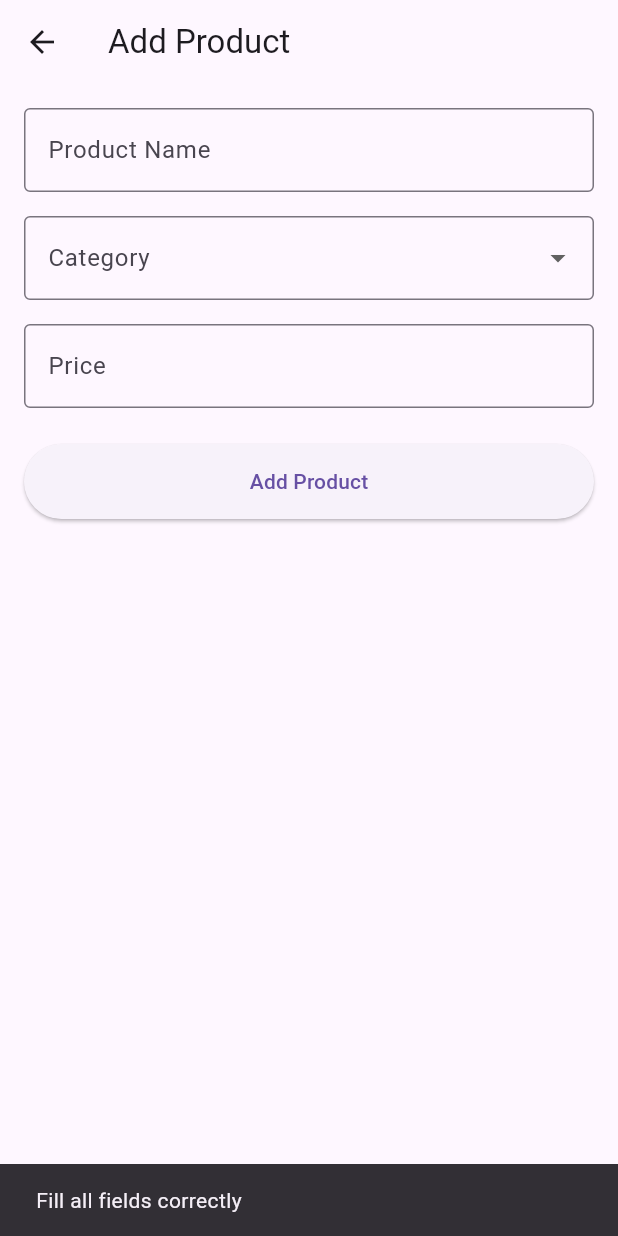
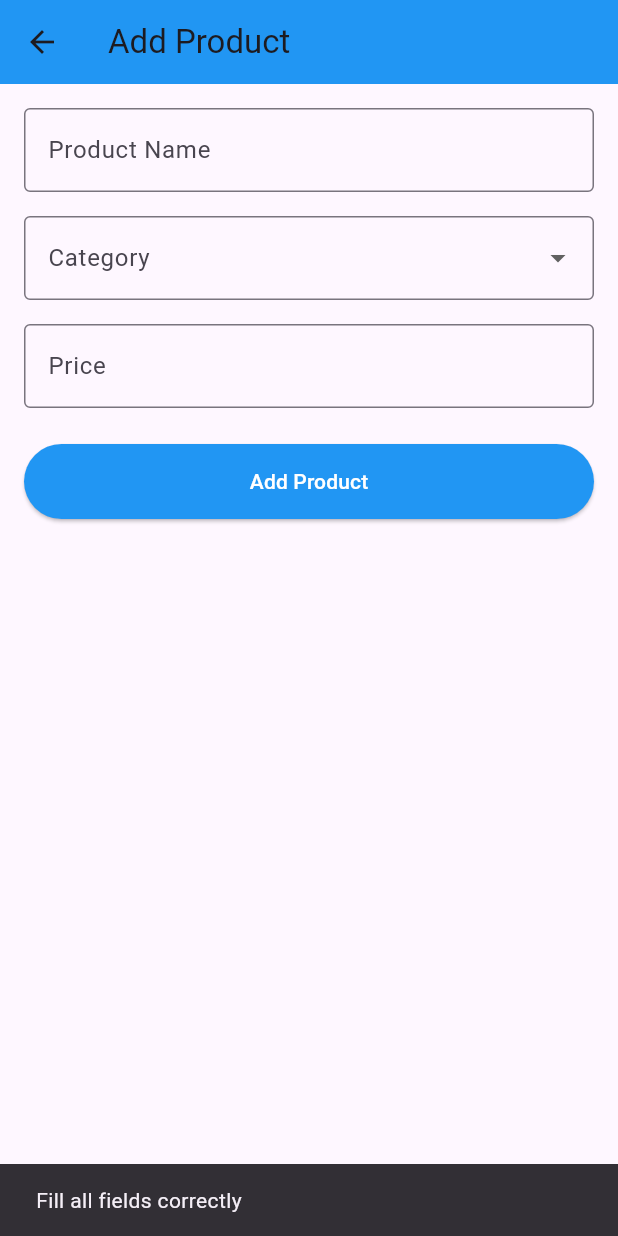
Before and after one commit to meerasiv/vending_app, a Flutter app: the AddProductPage screen opened directly, after a tap on "Add Product", on a phone screen of 412 x 824 dp. Run offline on Flutter 3.47's test engine with Material 3 defaults, Android fonts, the phone set to English and light mode, and no system bars; our stand-ins replace supabase_flutter; accounts and stored records are empty.

Commit message:
Update add_product_page.dart

```diff
--- a/lib/pages/add_product_page.dart
+++ b/lib/pages/add_product_page.dart
@@ -2,14 +2,13 @@ import 'package:flutter/material.dart';
 import 'package:supabase_flutter/supabase_flutter.dart';
 
 class AddProductPage extends StatefulWidget {
-  AddProductPage({super.key}); // ❗ NOT const
+  const AddProductPage({super.key});
 
   @override
   State<AddProductPage> createState() => _AddProductPageState();
 }
 
 class _AddProductPageState extends State<AddProductPage> {
-
   final supabase = Supabase.instance.client;
 
   final TextEditingController nameController = TextEditingController();
@@ -26,6 +25,7 @@ class _AddProductPageState extends State<AddProductPage> {
 
   bool isLoading = false;
 
+  // ================= ADD PRODUCT =================
   Future<void> addProduct() async {
     final name = nameController.text.trim();
     final price = double.tryParse(priceController.text.trim());
@@ -41,20 +41,22 @@ class _AddProductPageState extends State<AddProductPage> {
 
     try {
       await supabase.from('product').insert({
-        'name': name,
+        'product_name': name, // ✅ FIXED COLUMN
         'category': selectedCategory,
         'price': price,
       });
 
       ScaffoldMessenger.of(context).showSnackBar(
-        const SnackBar(content: Text("Product added")),
+        const SnackBar(content: Text("Product added successfully")),
       );
 
+      // Clear fields
       nameController.clear();
       priceController.clear();
       setState(() => selectedCategory = null);
 
     } catch (e) {
+      print("Add Product Error: $e"); // 🔍 debug
       ScaffoldMessenger.of(context).showSnackBar(
         SnackBar(content: Text("Error: $e")),
       );
@@ -63,16 +65,20 @@ class _AddProductPageState extends State<AddProductPage> {
     setState(() => isLoading = false);
   }
 
+  // ================= UI =================
   @override
   Widget build(BuildContext context) {
     return Scaffold(
-      appBar: AppBar(title: const Text("Add Product")),
+      appBar: AppBar(
+        title: const Text("Add Product"),
+        backgroundColor: Colors.blue,
+      ),
       body: Padding(
         padding: const EdgeInsets.all(16),
-
         child: Column(
           children: [
 
+            // Product Name
             TextField(
               controller: nameController,
               decoration: const InputDecoration(
@@ -83,6 +89,7 @@ class _AddProductPageState extends State<AddProductPage> {
 
             const SizedBox(height: 16),
 
+            // Category Dropdown
             DropdownButtonFormField<String>(
               value: selectedCategory,
               items: categories.map((cat) {
@@ -102,6 +109,7 @@ class _AddProductPageState extends State<AddProductPage> {
 
             const SizedBox(height: 16),
 
+            // Price
             TextField(
               controller: priceController,
               keyboardType: TextInputType.number,
@@ -113,14 +121,21 @@ class _AddProductPageState extends State<AddProductPage> {
 
             const SizedBox(height: 24),
 
+            // Button
             SizedBox(
               width: double.infinity,
               height: 50,
               child: ElevatedButton(
                 onPressed: isLoading ? null : addProduct,
+                style: ElevatedButton.styleFrom(
+                  backgroundColor: Colors.blue,
+                ),
                 child: isLoading
                     ? const CircularProgressIndicator(color: Colors.white)
-                    : const Text("Add Product"),
+                    : const Text(
+                        "Add Product",
+                        style: TextStyle(color: Colors.white),
+                      ),
               ),
             ),
           ],
@@ -128,4 +143,11 @@ class _AddProductPageState extends State<AddProductPage> {
       ),
     );
   }
+
+  @override
+  void dispose() {
+    nameController.dispose();
+    priceController.dispose();
+    super.dispose();
+  }
 }
```
